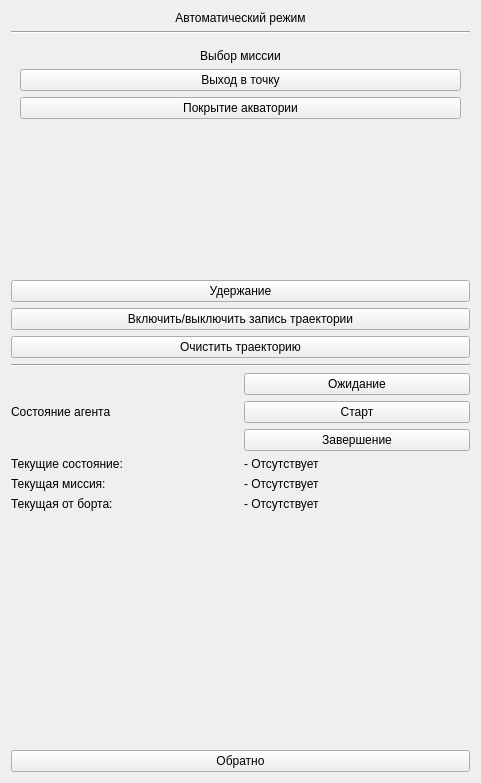
This is mods/mode_automatic.ui in hydronautics-team/UMAS_GUI as Qt 5 draws it before an edit. The edited form follows.
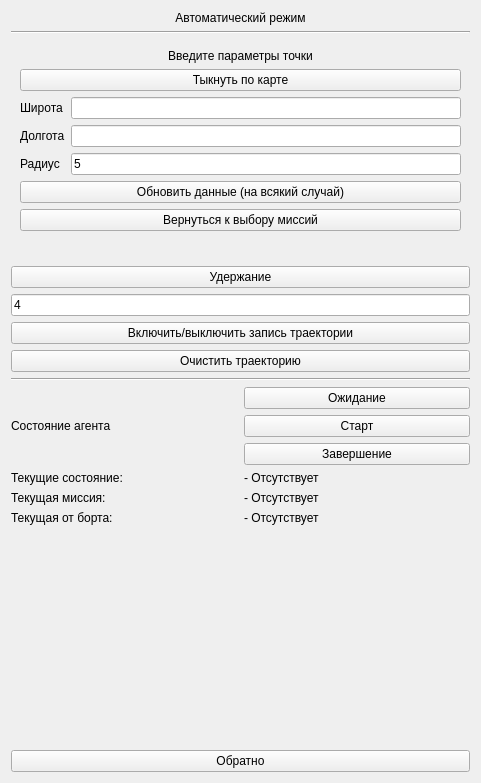
This is the edited form. The open tabs and pages were chosen to show the change.

Commit message: move to circle

```diff
--- a/mods/mode_automatic.ui
+++ b/mods/mode_automatic.ui
@@ -15,7 +15,7 @@
   </property>
   <layout class="QVBoxLayout" name="verticalLayout">
    <item>
-    <layout class="QVBoxLayout" name="verticalLayout_6" stretch="0,0,1,0,0,0,0,0,0,0,0,1,0">
+    <layout class="QVBoxLayout" name="verticalLayout_6" stretch="0,0,1,0,0,0,0,0,0,0,0,0,1,0">
      <item>
       <widget class="QLabel" name="label_38">
        <property name="sizePolicy">
@@ -229,6 +229,95 @@
          </item>
         </layout>
        </widget>
+       <widget class="QWidget" name="page_missionPlanning_go_circle">
+        <layout class="QVBoxLayout" name="verticalLayout_2">
+         <item>
+          <widget class="QLabel" name="label_56">
+           <property name="text">
+            <string>Введите параметры точки</string>
+           </property>
+           <property name="alignment">
+            <set>Qt::AlignCenter</set>
+           </property>
+          </widget>
+         </item>
+         <item>
+          <widget class="QPushButton" name="pushButton_missionPlanning_go_circle_onoff">
+           <property name="text">
+            <string>Тыкнуть по карте</string>
+           </property>
+           <property name="checkable">
+            <bool>true</bool>
+           </property>
+          </widget>
+         </item>
+         <item>
+          <layout class="QFormLayout" name="formLayout_2">
+           <item row="0" column="1">
+            <widget class="QLineEdit" name="lineEdit_missionPlanning_go_circle_latitude"/>
+           </item>
+           <item row="1" column="1">
+            <widget class="QLineEdit" name="lineEdit_missionPlanning_go_circle_longitude"/>
+           </item>
+           <item row="0" column="0">
+            <widget class="QLabel" name="label_3">
+             <property name="text">
+              <string>Широта</string>
+             </property>
+            </widget>
+           </item>
+           <item row="1" column="0">
+            <widget class="QLabel" name="label_4">
+             <property name="text">
+              <string>Долгота</string>
+             </property>
+            </widget>
+           </item>
+           <item row="2" column="0">
+            <widget class="QLabel" name="label_5">
+             <property name="text">
+              <string>Радиус</string>
+             </property>
+            </widget>
+           </item>
+           <item row="2" column="1">
+            <widget class="QLineEdit" name="lineEdit_missionPlanning_go_circle_radius">
+             <property name="text">
+              <string>5</string>
+             </property>
+            </widget>
+           </item>
+          </layout>
+         </item>
+         <item>
+          <widget class="QPushButton" name="pushButton_missionPlanning_go_circle_update">
+           <property name="text">
+            <string>Обновить данные (на всякий случай)</string>
+           </property>
+          </widget>
+         </item>
+         <item>
+          <widget class="QPushButton" name="pushButton_missionPlanning_go_circle_back">
+           <property name="text">
+            <string>Вернуться к выбору миссий</string>
+           </property>
+          </widget>
+         </item>
+         <item>
+          <spacer name="verticalSpacer_7">
+           <property name="orientation">
+            <enum>Qt::Vertical</enum>
+           </property>
+           <property name="sizeHint" stdset="0">
+            <size>
+             <width>20</width>
+             <height>22</height>
+            </size>
+           </property>
+          </spacer>
+         </item>
+        </layout>
+       </widget>
       </widget>
      </item>
      <item>
@@ -241,6 +330,13 @@
        </property>
       </widget>
      </item>
+     <item>
+      <widget class="QLineEdit" name="lineEdit_missionPlanning_keepPos_radius">
+       <property name="text">
+        <string>4</string>
+       </property>
+      </widget>
+     </item>
      <item>
       <widget class="QPushButton" name="pushButton_missionPlanning_goto_on_trajectory">
        <property name="text">
```
Left out of the diff: 7 changed lines with no effect on the pictures. The commit also changes 10 other files.
